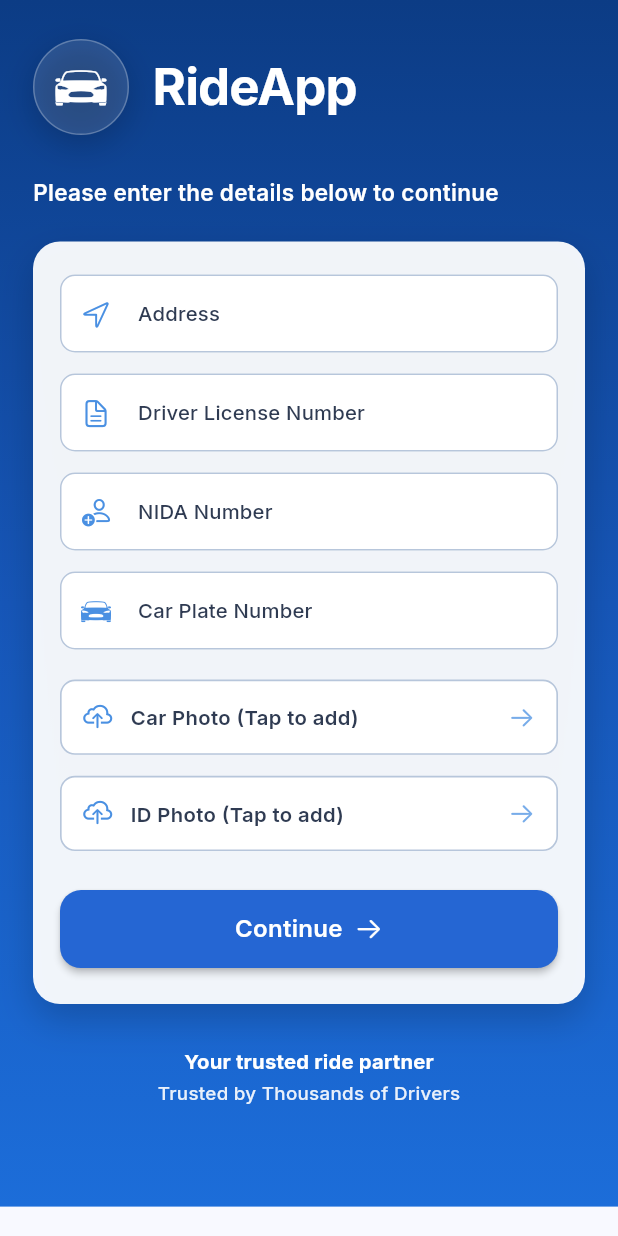
After one commit to Ditronics-Tz/ride_driver, a Flutter app: the OnboardingScreen screen opened by its route, on a phone screen of 412 x 824 dp. The commit adds this screen. Run offline on Flutter 3.47's test engine with Material 3 defaults, Android fonts, the phone set to English and light mode, and no system bars; our stand-ins replace flutter_riverpod, form_validator, getwidget, google_fonts.

Commit message:
Add onboarding screen with form validation and photo upload functionality

```diff
--- a/lib/Screens/AuthScreens/login_screen.dart
+++ b/lib/Screens/AuthScreens/login_screen.dart
@@ -3,6 +3,7 @@ import 'package:flutter/material.dart';
 import 'package:getwidget/getwidget.dart';
 import 'package:google_fonts/google_fonts.dart';
 import 'package:form_validator/form_validator.dart';
+import '/../routes/route.dart';
 
 class LoginScreen extends StatefulWidget {
   const LoginScreen({super.key});
@@ -218,24 +219,33 @@ class _LoginScreenState extends State<LoginScreen> {
 
                   const _SocialLoginRow(),
 
-                  Text.rich(
-                    TextSpan(
+                  Padding(
+                    padding: const EdgeInsets.only(top: 12.0),
+                    child: GestureDetector(
+                      onTap: () {
+                        Navigator.of(context).pushNamed(AppRoutes.register);
+                      },
+                      child: RichText(
+                        text: TextSpan(
                           style: GoogleFonts.inter(
-                        fontSize: 13,
-                        color: Colors.white.withOpacity(0.75),
+                            color: Colors.white.withOpacity(0.78),
+                            fontSize: 14,
+                            fontWeight: FontWeight.w500,
+                            letterSpacing: 0.2,
                           ),
-                      children: const [
-                        TextSpan(text: "Don't have an account? "),
+                          children: [
+                            const TextSpan(text: "Don't have an account? "),
                             TextSpan(
                               text: 'Register',
-                          style: TextStyle(
-                            color: Color(0xFF8CCBFF),
-                            fontWeight: FontWeight.w600,
+                              style: GoogleFonts.inter(
+                                color: const Color(0xFF8CCBFF),
+                                fontWeight: FontWeight.w700,
                               ),
                             ),
                           ],
                         ),
-                    textAlign: TextAlign.center,
+                      ),
+                    ),
                   ),
                 ],
               ),
--- /dev/null
+++ b/lib/Screens/AuthScreens/onboarding.dart
@@ -0,0 +1,413 @@
+import 'package:flutter/cupertino.dart';
+import 'package:flutter/material.dart';
+import 'package:google_fonts/google_fonts.dart';
+import '../../routes/route.dart';
+
+class OnboardingScreen extends StatefulWidget {
+  const OnboardingScreen({super.key});
+
+  @override
+  State<OnboardingScreen> createState() => _OnboardingScreenState();
+}
+
+class _OnboardingScreenState extends State<OnboardingScreen> {
+  final _formKey = GlobalKey<FormState>();
+
+  final _addressCtrl = TextEditingController();
+  final _driverLicenseCtrl = TextEditingController();
+  final _nidaCtrl = TextEditingController();          // National ID
+  final _carPlateCtrl = TextEditingController();
+
+  bool _loading = false;
+  bool _carPhotoAdded = false;
+  bool _idPhotoAdded = false;
+
+  @override
+  void dispose() {
+    _addressCtrl.dispose();
+    _driverLicenseCtrl.dispose();
+    _nidaCtrl.dispose();
+    _carPlateCtrl.dispose();
+    super.dispose();
+  }
+
+  @override
+  Widget build(BuildContext context) {
+    // Reuse gradient + font style (no car background IMAGE per requirement)
+    const double fieldSpacing = 14;
+    const double borderRadius = 10;
+    final baseLabelStyle = GoogleFonts.inter(
+      fontSize: 13.5,
+      fontWeight: FontWeight.w500,
+      color: const Color(0xFF2F3B52),
+      letterSpacing: 0.15,
+    );
+
+    InputDecoration deco(String label, {IconData? icon}) {
+      return InputDecoration(
+        labelText: label,
+        prefixIcon: icon == null
+            ? null
+            : Icon(icon, size: 20, color: const Color(0xFF4A90E2)),
+        labelStyle: baseLabelStyle,
+        filled: true,
+        fillColor: Colors.white,
+        contentPadding: const EdgeInsets.symmetric(horizontal: 14, vertical: 14),
+        enabledBorder: OutlineInputBorder(
+          borderRadius: BorderRadius.circular(borderRadius),
+          borderSide: const BorderSide(color: Color(0xFFB7C6DB), width: 1),
+        ),
+        focusedBorder: OutlineInputBorder(
+          borderRadius: BorderRadius.circular(borderRadius),
+          borderSide: const BorderSide(color: Color(0xFF4A90E2), width: 1.2),
+        ),
+        errorBorder: OutlineInputBorder(
+          borderRadius: BorderRadius.circular(borderRadius),
+          borderSide: const BorderSide(color: Colors.redAccent, width: 1),
+        ),
+        focusedErrorBorder: OutlineInputBorder(
+          borderRadius: BorderRadius.circular(borderRadius),
+          borderSide: const BorderSide(color: Colors.redAccent, width: 1.2),
+        ),
+      );
+    }
+
+    return Scaffold(
+      body: Stack(
+        children: [
+          // Gradient background (no car image)
+          Positioned.fill(
+            child: Container(
+              decoration: const BoxDecoration(
+                gradient: LinearGradient(
+                  colors: [Color(0xFF0C3C85), Color(0xFF1656B8), Color(0xFF1C6DD9)],
+                  begin: Alignment.topCenter,
+                  end: Alignment.bottomCenter,
+                ),
+              ),
+            ),
+          ),
+          // Soft overlay card area scrollable
+            SafeArea(
+              child: SingleChildScrollView(
+                padding: const EdgeInsets.symmetric(horizontal: 22, vertical: 26),
+                child: Column(
+                  crossAxisAlignment: CrossAxisAlignment.start,
+                  children: [
+                    _OnboardingHeader(),
+                    const SizedBox(height: 28),
+                    Text(
+                      'Please enter the details below to continue',
+                      style: GoogleFonts.inter(
+                        fontSize: 15,
+                        fontWeight: FontWeight.w600,
+                        color: Colors.white,
+                        letterSpacing: 0.2,
+                      ),
+                    ),
+                    const SizedBox(height: 22),
+                    Container(
+                      padding: const EdgeInsets.fromLTRB(18, 22, 18, 24),
+                      decoration: BoxDecoration(
+                        color: Colors.white.withOpacity(0.94),
+                        borderRadius: BorderRadius.circular(18),
+                        boxShadow: [
+                          BoxShadow(
+                            color: Colors.black.withOpacity(0.18),
+                            blurRadius: 20,
+                            offset: const Offset(0, 10),
+                          ),
+                        ],
+                      ),
+                      child: Form(
+                        key: _formKey,
+                        child: Column(
+                          children: [
+                            TextFormField(
+                              controller: _addressCtrl,
+                              textInputAction: TextInputAction.next,
+                              decoration: deco('Address', icon: CupertinoIcons.location),
+                              validator: (v) =>
+                                  (v == null || v.trim().isEmpty) ? 'Required' : null,
+                            ),
+                            const SizedBox(height: fieldSpacing),
+                            TextFormField(
+                              controller: _driverLicenseCtrl,
+                              textInputAction: TextInputAction.next,
+                              decoration: deco('Driver License Number',
+                                  icon: CupertinoIcons.doc_text),
+                              validator: (v) =>
+                                  (v == null || v.trim().isEmpty) ? 'Required' : null,
+                            ),
+                            const SizedBox(height: fieldSpacing),
+                            TextFormField(
+                              controller: _nidaCtrl,
+                              textInputAction: TextInputAction.next,
+                              decoration: deco('NIDA Number',
+                                  icon: CupertinoIcons.person_badge_plus),
+                              validator: (v) {
+                                if (v == null || v.trim().isEmpty) return 'Required';
+                                if (v.length < 6) return 'Too short';
+                                return null;
+                              },
+                            ),
+                            const SizedBox(height: fieldSpacing),
+                            TextFormField(
+                              controller: _carPlateCtrl,
+                              textCapitalization: TextCapitalization.characters,
+                              textInputAction: TextInputAction.done,
+                              decoration: deco('Car Plate Number',
+                                  icon: CupertinoIcons.car_detailed),
+                              validator: (v) =>
+                                  (v == null || v.trim().isEmpty) ? 'Required' : null,
+                            ),
+                            const SizedBox(height: 20),
+                            _PhotoPickerRow(
+                              label: 'Car Photo',
+                              added: _carPhotoAdded,
+                              onTap: () {
+                                setState(() => _carPhotoAdded = true);
+                              },
+                            ),
+                            const SizedBox(height: 14),
+                            _PhotoPickerRow(
+                              label: 'ID Photo',
+                              added: _idPhotoAdded,
+                              onTap: () {
+                                setState(() => _idPhotoAdded = true);
+                              },
+                            ),
+                            const SizedBox(height: 26),
+                            SizedBox(
+                              width: double.infinity,
+                              height: 52,
+                              child: ElevatedButton(
+                                style: ElevatedButton.styleFrom(
+                                  backgroundColor: const Color(0xFF2566D3),
+                                  foregroundColor: Colors.white,
+                                  elevation: 2,
+                                  shape: RoundedRectangleBorder(
+                                    borderRadius: BorderRadius.circular(14),
+                                  ),
+                                ),
+                                onPressed: _loading ? null : _submit,
+                                child: Row(
+                                  mainAxisAlignment: MainAxisAlignment.center,
+                                  children: [
+                                    Text(
+                                      _loading ? 'Please wait...' : 'Continue',
+                                      style: GoogleFonts.inter(
+                                        fontSize: 16,
+                                        fontWeight: FontWeight.w600,
+                                        letterSpacing: 0.2,
+                                      ),
+                                    ),
+                                    const SizedBox(width: 8),
+                                    const Icon(
+                                      CupertinoIcons.arrow_right,
+                                      size: 19,
+                                    ),
+                                  ],
+                                ),
+                              ),
+                            ),
+                          ],
+                        ),
+                      ),
+                    ),
+                    const SizedBox(height: 28),
+                    Center(
+                      child: Column(
+                        children: [
+                          Text(
+                            'Your trusted ride partner',
+                            style: GoogleFonts.inter(
+                              fontSize: 13.5,
+                              fontWeight: FontWeight.w700,
+                              color: Colors.white,
+                              letterSpacing: 0.15,
+                            ),
+                          ),
+                          const SizedBox(height: 4),
+                          Text(
+                            'Trusted by Thousands of Drivers',
+                            style: GoogleFonts.inter(
+                              fontSize: 12.5,
+                              fontWeight: FontWeight.w500,
+                              color: Colors.white.withOpacity(0.90),
+                              letterSpacing: 0.2,
+                            ),
+                          ),
+                        ],
+                      ),
+                    ),
+                    const SizedBox(height: 40),
+                  ],
+                ),
+              ),
+            ),
+          if (_loading)
+            Positioned.fill(
+              child: IgnorePointer(
+                child: Container(
+                  color: Colors.black.withOpacity(0.25),
+                  alignment: Alignment.center,
+                  child: const CircularProgressIndicator(
+                    strokeWidth: 3,
+                    color: Colors.white,
+                  ),
+                ),
+              ),
+            ),
+        ],
+      ),
+    );
+  }
+
+  Future<void> _submit() async {
+    if (!_formKey.currentState!.validate()) return;
+    if (!_carPhotoAdded || !_idPhotoAdded) {
+      ScaffoldMessenger.of(context).showSnackBar(
+        SnackBar(
+          content: Text(
+            'Please add both photos',
+            style: GoogleFonts.inter(fontWeight: FontWeight.w600),
+          ),
+          backgroundColor: Colors.black87,
+          behavior: SnackBarBehavior.floating,
+        ),
+      );
+      return;
+    }
+    setState(() => _loading = true);
+    await Future.delayed(const Duration(seconds: 1));
+    if (!mounted) return;
+    setState(() => _loading = false);
+
+    ScaffoldMessenger.of(context).showSnackBar(
+      SnackBar(
+        content: Text(
+          'Onboarding submitted (placeholder)',
+          style: GoogleFonts.inter(fontWeight: FontWeight.w600),
+        ),
+        backgroundColor: const Color(0xFF123A91),
+        behavior: SnackBarBehavior.floating,
+      ),
+    );
+
+    // Navigate to home or next flow (placeholder)
+    // Navigator.of(context).pushReplacementNamed(AppRoutes.home);
+  }
+}
+
+class _OnboardingHeader extends StatelessWidget {
+  @override
+  Widget build(BuildContext context) {
+    final titleStyle = GoogleFonts.inter(
+      fontSize: 34,
+      fontWeight: FontWeight.w700,
+      letterSpacing: -0.6,
+      height: 1.05,
+      color: Colors.white,
+    );
+    return Row(
+      children: [
+        Container(
+          width: 64,
+          height: 64,
+            decoration: BoxDecoration(
+            shape: BoxShape.circle,
+            color: Colors.white.withOpacity(0.12),
+            border: Border.all(
+              color: Colors.white.withOpacity(0.25),
+            ),
+            boxShadow: [
+              BoxShadow(
+                color: Colors.black.withOpacity(0.20),
+                blurRadius: 18,
+                offset: const Offset(0, 6),
+              ),
+            ],
+          ),
+          alignment: Alignment.center,
+          child: const Icon(
+            CupertinoIcons.car_detailed,
+            size: 34,
+            color: Colors.white,
+          ),
+        ),
+        const SizedBox(width: 16),
+        Text('RideApp', style: titleStyle),
+      ],
+    );
+  }
+}
+
+class _PhotoPickerRow extends StatelessWidget {
+  final String label;
+  final bool added;
+  final VoidCallback onTap;
+  const _PhotoPickerRow({
+    required this.label,
+    required this.added,
+    required this.onTap,
+  });
+
+  @override
+  Widget build(BuildContext context) {
+    final textStyle = GoogleFonts.inter(
+      fontSize: 13.5,
+      fontWeight: FontWeight.w600,
+      color: const Color(0xFF2F3B52),
+    );
+    return GestureDetector(
+      onTap: onTap,
+      child: AnimatedContainer(
+        duration: const Duration(milliseconds: 220),
+        padding: const EdgeInsets.symmetric(horizontal: 14, vertical: 14),
+        width: double.infinity,
+        decoration: BoxDecoration(
+          color: Colors.white,
+          borderRadius: BorderRadius.circular(10),
+          border: Border.all(
+            color: added ? const Color(0xFF4A90E2) : const Color(0xFFB7C6DB),
+            width: 1.1,
+          ),
+          boxShadow: added
+              ? [
+                  BoxShadow(
+                    color: const Color(0xFF4A90E2).withOpacity(0.20),
+                    blurRadius: 12,
+                    offset: const Offset(0, 4),
+                  )
+                ]
+              : [],
+        ),
+        child: Row(
+          children: [
+            Icon(
+              added
+                  ? CupertinoIcons.checkmark_alt_circle_fill
+                  : CupertinoIcons.cloud_upload,
+              size: 20,
+              color: added ? const Color(0xFF2566D3) : const Color(0xFF4A90E2),
+            ),
+            const SizedBox(width: 12),
+            Expanded(
+              child: Text(
+                added ? '$label Added' : '$label (Tap to add)',
+                style: textStyle,
+              ),
+            ),
+            if (!added)
+              Icon(
+                CupertinoIcons.arrow_right,
+                size: 18,
+                color: const Color(0xFF4A90E2).withOpacity(0.75),
+              ),
+          ],
+        ),
+      ),
+    );
+  }
+}
--- a/lib/routes/route.dart
+++ b/lib/routes/route.dart
@@ -1,10 +1,14 @@
 import 'package:flutter/material.dart';
 import '../Screens/welcome.dart';
 import '../Screens/AuthScreens/login_screen.dart';
+import '../Screens/AuthScreens/register_screen.dart';
+import '../Screens/AuthScreens/onboarding.dart';
 
 class AppRoutes {
   static const String welcome = '/welcome';
   static const String login = '/login';
+  static const String register = '/register';
+  static const String onboarding = '/onboarding';
   static const String home = '/home';
   static const String profile = '/profile';
   static const String rides = '/rides';
@@ -13,10 +17,8 @@ class AppRoutes {
   static Map<String, WidgetBuilder> get routes => {
         welcome: (context) => const WelcomeScreen(),
         login: (context) => const LoginScreen(),
-        // home: (context) => const HomeScreen(), // Add when created
-        // profile: (context) => const ProfileScreen(), // Add when created
-        // rides: (context) => const RidesScreen(), // Add when created
-        // earnings: (context) => const EarningsScreen(), // Add when created
+        register: (context) => const RegisterScreen(),
+        onboarding: (context) => const OnboardingScreen(),
       };
 
   static Route<dynamic> generateRoute(RouteSettings settings) {
@@ -25,6 +27,10 @@ class AppRoutes {
         return MaterialPageRoute(builder: (_) => const WelcomeScreen());
       case login:
         return MaterialPageRoute(builder: (_) => const LoginScreen());
+      case register:
+        return MaterialPageRoute(builder: (_) => const RegisterScreen());
+      case onboarding:
+        return MaterialPageRoute(builder: (_) => const OnboardingScreen());
       default:
         return MaterialPageRoute(
           builder: (_) => Scaffold(
```
Lines whose indentation alone changed are shown as unchanged.
